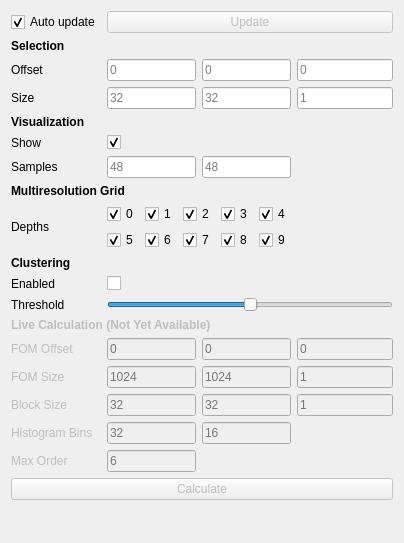
Before: the Qt Designer form include/ui/plugins/fdm_toolbox.ui in VRGroupRWTH/pli_view, drawn with Qt 5.
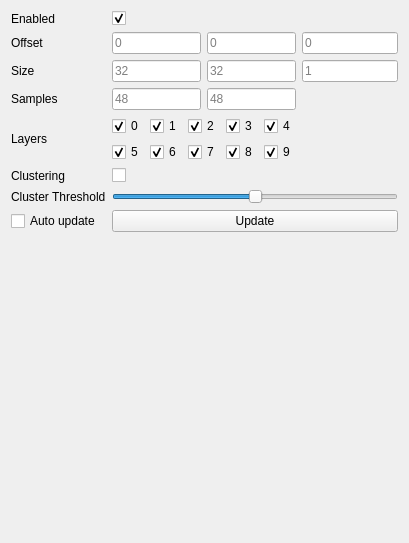
After: the same form once the commit is applied.

```diff
--- a/include/ui/plugins/fdm_toolbox.ui
+++ b/include/ui/plugins/fdm_toolbox.ui
@@ -6,7 +6,7 @@
    <rect>
     <x>0</x>
     <y>0</y>
-    <width>380</width>
+    <width>381</width>
     <height>543</height>
    </rect>
   </property>
@@ -14,215 +14,7 @@
    <string>Fiber Distribution Map Toolbox</string>
   </property>
   <layout class="QGridLayout" name="gridLayout">
-   <item row="15" column="3">
-    <widget class="QLineEdit" name="line_edit_block_size_z">
-     <property name="enabled">
-      <bool>false</bool>
-     </property>
-     <property name="sizePolicy">
-      <sizepolicy hsizetype="Expanding" vsizetype="Fixed">
-       <horstretch>1</horstretch>
-       <verstretch>0</verstretch>
-      </sizepolicy>
-     </property>
-     <property name="text">
-      <string/>
-     </property>
-     <property name="alignment">
-      <set>Qt::AlignLeading|Qt::AlignLeft|Qt::AlignVCenter</set>
-     </property>
-     <property name="placeholderText">
-      <string>1</string>
-     </property>
-    </widget>
-   </item>
-   <item row="18" column="0" colspan="4">
-    <widget class="QPushButton" name="button_calculate">
-     <property name="enabled">
-      <bool>false</bool>
-     </property>
-     <property name="sizePolicy">
-      <sizepolicy hsizetype="Expanding" vsizetype="Fixed">
-       <horstretch>0</horstretch>
-       <verstretch>0</verstretch>
-      </sizepolicy>
-     </property>
-     <property name="text">
-      <string>Calculate</string>
-     </property>
-    </widget>
-   </item>
-   <item row="17" column="0">
-    <widget class="QLabel" name="label_max_order">
-     <property name="enabled">
-      <bool>false</bool>
-     </property>
-     <property name="text">
-      <string>Max Order</string>
-     </property>
-    </widget>
-   </item>
-   <item row="16" column="0">
-    <widget class="QLabel" name="label_histogram_bins">
-     <property name="enabled">
-      <bool>false</bool>
-     </property>
-     <property name="text">
-      <string>Histogram Bins</string>
-     </property>
-    </widget>
-   </item>
-   <item row="16" column="1">
-    <widget class="QLineEdit" name="line_edit_histogram_bins_x">
-     <property name="enabled">
-      <bool>false</bool>
-     </property>
-     <property name="sizePolicy">
-      <sizepolicy hsizetype="Expanding" vsizetype="Fixed">
-       <horstretch>1</horstretch>
-       <verstretch>0</verstretch>
-      </sizepolicy>
-     </property>
-     <property name="text">
-      <string/>
-     </property>
-     <property name="alignment">
-      <set>Qt::AlignLeading|Qt::AlignLeft|Qt::AlignVCenter</set>
-     </property>
-     <property name="placeholderText">
-      <string>32</string>
-     </property>
-    </widget>
-   </item>
-   <item row="16" column="2">
-    <widget class="QLineEdit" name="line_edit_histogram_bins_y">
-     <property name="enabled">
-      <bool>false</bool>
-     </property>
-     <property name="sizePolicy">
-      <sizepolicy hsizetype="Expanding" vsizetype="Fixed">
-       <horstretch>1</horstretch>
-       <verstretch>0</verstretch>
-      </sizepolicy>
-     </property>
-     <property name="text">
-      <string/>
-     </property>
-     <property name="alignment">
-      <set>Qt::AlignLeading|Qt::AlignLeft|Qt::AlignVCenter</set>
-     </property>
-     <property name="placeholderText">
-      <string>16</string>
-     </property>
-    </widget>
-   </item>
-   <item row="17" column="1">
-    <widget class="QLineEdit" name="line_edit_max_order">
-     <property name="enabled">
-      <bool>false</bool>
-     </property>
-     <property name="sizePolicy">
-      <sizepolicy hsizetype="Expanding" vsizetype="Fixed">
-       <horstretch>1</horstretch>
-       <verstretch>0</verstretch>
-      </sizepolicy>
-     </property>
-     <property name="text">
-      <string/>
-     </property>
-     <property name="alignment">
-      <set>Qt::AlignLeading|Qt::AlignLeft|Qt::AlignVCenter</set>
-     </property>
-     <property name="placeholderText">
-      <string>6</string>
-     </property>
-    </widget>
-   </item>
-   <item row="3" column="1">
-    <widget class="QLineEdit" name="line_edit_size_x">
-     <property name="sizePolicy">
-      <sizepolicy hsizetype="Expanding" vsizetype="Fixed">
-       <horstretch>1</horstretch>
-       <verstretch>0</verstretch>
-      </sizepolicy>
-     </property>
-     <property name="text">
-      <string/>
-     </property>
-     <property name="alignment">
-      <set>Qt::AlignLeading|Qt::AlignLeft|Qt::AlignVCenter</set>
-     </property>
-     <property name="placeholderText">
-      <string>32</string>
-     </property>
-    </widget>
-   </item>
-   <item row="2" column="1">
-    <widget class="QLineEdit" name="line_edit_offset_x">
-     <property name="sizePolicy">
-      <sizepolicy hsizetype="Expanding" vsizetype="Fixed">
-       <horstretch>1</horstretch>
-       <verstretch>0</verstretch>
-      </sizepolicy>
-     </property>
-     <property name="text">
-      <string/>
-     </property>
-     <property name="alignment">
-      <set>Qt::AlignLeading|Qt::AlignLeft|Qt::AlignVCenter</set>
-     </property>
-     <property name="placeholderText">
-      <string>0</string>
-     </property>
-    </widget>
-   </item>
-   <item row="0" column="1" colspan="3">
-    <widget class="QPushButton" name="button_update">
-     <property name="enabled">
-      <bool>false</bool>
-     </property>
-     <property name="text">
-      <string>Update</string>
-     </property>
-    </widget>
-   </item>
-   <item row="2" column="3">
-    <widget class="QLineEdit" name="line_edit_offset_z">
-     <property name="sizePolicy">
-      <sizepolicy hsizetype="Expanding" vsizetype="Fixed">
-       <horstretch>1</horstretch>
-       <verstretch>0</verstretch>
-      </sizepolicy>
-     </property>
-     <property name="text">
-      <string/>
-     </property>
-     <property name="alignment">
-      <set>Qt::AlignLeading|Qt::AlignLeft|Qt::AlignVCenter</set>
-     </property>
-     <property name="placeholderText">
-      <string>0</string>
-     </property>
-    </widget>
-   </item>
-   <item row="3" column="0">
-    <widget class="QLabel" name="label_size">
-     <property name="text">
-      <string>Size</string>
-     </property>
-    </widget>
-   </item>
-   <item row="0" column="0">
-    <widget class="QCheckBox" name="checkbox_auto_update">
-     <property name="text">
-      <string>Auto update</string>
-     </property>
-     <property name="checked">
-      <bool>true</bool>
-     </property>
-    </widget>
-   </item>
-   <item row="2" column="2">
+   <item row="1" column="2">
     <widget class="QLineEdit" name="line_edit_offset_y">
      <property name="sizePolicy">
       <sizepolicy hsizetype="Expanding" vsizetype="Fixed">
@@ -241,116 +33,14 @@
      </property>
     </widget>
    </item>
-   <item row="3" column="2">
-    <widget class="QLineEdit" name="line_edit_size_y">
-     <property name="sizePolicy">
-      <sizepolicy hsizetype="Expanding" vsizetype="Fixed">
-       <horstretch>1</horstretch>
-       <verstretch>0</verstretch>
-      </sizepolicy>
-     </property>
-     <property name="text">
-      <string/>
-     </property>
-     <property name="alignment">
-      <set>Qt::AlignLeading|Qt::AlignLeft|Qt::AlignVCenter</set>
-     </property>
-     <property name="placeholderText">
-      <string>32</string>
-     </property>
-    </widget>
-   </item>
-   <item row="3" column="3">
-    <widget class="QLineEdit" name="line_edit_size_z">
-     <property name="sizePolicy">
-      <sizepolicy hsizetype="Expanding" vsizetype="Fixed">
-       <horstretch>1</horstretch>
-       <verstretch>0</verstretch>
-      </sizepolicy>
-     </property>
-     <property name="text">
-      <string/>
-     </property>
-     <property name="alignment">
-      <set>Qt::AlignLeading|Qt::AlignLeft|Qt::AlignVCenter</set>
-     </property>
-     <property name="placeholderText">
-      <string>1</string>
-     </property>
-    </widget>
-   </item>
-   <item row="4" column="0">
-    <widget class="QLabel" name="label_visualization">
-     <property name="sizePolicy">
-      <sizepolicy hsizetype="Expanding" vsizetype="Fixed">
-       <horstretch>1</horstretch>
-       <verstretch>0</verstretch>
-      </sizepolicy>
-     </property>
-     <property name="font">
-      <font>
-       <weight>75</weight>
-       <bold>true</bold>
-      </font>
-     </property>
-     <property name="text">
-      <string>Visualization</string>
-     </property>
-     <property name="alignment">
-      <set>Qt::AlignLeading|Qt::AlignLeft|Qt::AlignTop</set>
-     </property>
-    </widget>
-   </item>
-   <item row="5" column="0">
-    <widget class="QLabel" name="label_show">
-     <property name="text">
-      <string>Show</string>
-     </property>
-    </widget>
-   </item>
    <item row="1" column="0">
-    <widget class="QLabel" name="label_subset">
-     <property name="sizePolicy">
-      <sizepolicy hsizetype="Expanding" vsizetype="Fixed">
-       <horstretch>1</horstretch>
-       <verstretch>0</verstretch>
-      </sizepolicy>
-     </property>
-     <property name="font">
-      <font>
-       <weight>75</weight>
-       <bold>true</bold>
-      </font>
-     </property>
-     <property name="text">
-      <string>Selection</string>
-     </property>
-     <property name="alignment">
-      <set>Qt::AlignLeading|Qt::AlignLeft|Qt::AlignTop</set>
-     </property>
-    </widget>
-   </item>
-   <item row="2" column="0">
     <widget class="QLabel" name="label_offset">
      <property name="text">
       <string>Offset</string>
      </property>
     </widget>
    </item>
-   <item row="5" column="1">
-    <widget class="QCheckBox" name="checkbox_show">
-     <property name="layoutDirection">
-      <enum>Qt::LeftToRight</enum>
-     </property>
-     <property name="text">
-      <string/>
-     </property>
-     <property name="checked">
-      <bool>true</bool>
-     </property>
-    </widget>
-   </item>
-   <item row="6" column="0">
+   <item row="4" column="0">
     <widget class="QLabel" name="label_samples">
      <property name="enabled">
       <bool>true</bool>
@@ -360,11 +50,8 @@
      </property>
     </widget>
    </item>
-   <item row="6" column="1">
-    <widget class="QLineEdit" name="line_edit_samples_x">
-     <property name="enabled">
-      <bool>true</bool>
-     </property>
+   <item row="2" column="2">
+    <widget class="QLineEdit" name="line_edit_size_y">
      <property name="sizePolicy">
       <sizepolicy hsizetype="Expanding" vsizetype="Fixed">
        <horstretch>1</horstretch>
@@ -378,172 +65,12 @@
       <set>Qt::AlignLeading|Qt::AlignLeft|Qt::AlignVCenter</set>
      </property>
      <property name="placeholderText">
-      <string>48</string>
+      <string>32</string>
      </property>
     </widget>
    </item>
-   <item row="12" column="0" colspan="3">
-    <widget class="QLabel" name="label_live_calculation">
-     <property name="enabled">
-      <bool>false</bool>
-     </property>
-     <property name="sizePolicy">
-      <sizepolicy hsizetype="Expanding" vsizetype="Fixed">
-       <horstretch>1</horstretch>
-       <verstretch>0</verstretch>
-      </sizepolicy>
-     </property>
-     <property name="font">
-      <font>
-       <weight>75</weight>
-       <bold>true</bold>
-      </font>
-     </property>
-     <property name="text">
-      <string>Live Calculation (Not Yet Available)</string>
-     </property>
-     <property name="alignment">
-      <set>Qt::AlignLeading|Qt::AlignLeft|Qt::AlignTop</set>
-     </property>
-    </widget>
-   </item>
-   <item row="14" column="0">
-    <widget class="QLabel" name="label_fom_size">
-     <property name="enabled">
-      <bool>false</bool>
-     </property>
-     <property name="text">
-      <string>FOM Size</string>
-     </property>
-    </widget>
-   </item>
-   <item row="11" column="0">
-    <widget class="QLabel" name="label_threshold">
-     <property name="enabled">
-      <bool>true</bool>
-     </property>
-     <property name="text">
-      <string>Threshold</string>
-     </property>
-    </widget>
-   </item>
-   <item row="15" column="0">
-    <widget class="QLabel" name="label_block_size">
-     <property name="enabled">
-      <bool>false</bool>
-     </property>
-     <property name="text">
-      <string>Block Size</string>
-     </property>
-    </widget>
-   </item>
-   <item row="7" column="0" colspan="2">
-    <widget class="QLabel" name="label_multiresolution_grid">
-     <property name="sizePolicy">
-      <sizepolicy hsizetype="Expanding" vsizetype="Fixed">
-       <horstretch>1</horstretch>
-       <verstretch>0</verstretch>
-      </sizepolicy>
-     </property>
-     <property name="font">
-      <font>
-       <weight>75</weight>
-       <bold>true</bold>
-      </font>
-     </property>
-     <property name="text">
-      <string>Multiresolution Grid</string>
-     </property>
-     <property name="alignment">
-      <set>Qt::AlignLeading|Qt::AlignLeft|Qt::AlignTop</set>
-     </property>
-    </widget>
-   </item>
-   <item row="10" column="0">
-    <widget class="QLabel" name="label_clustering_enabled">
-     <property name="text">
-      <string>Enabled</string>
-     </property>
-    </widget>
-   </item>
-   <item row="6" column="2">
-    <widget class="QLineEdit" name="line_edit_samples_y">
-     <property name="enabled">
-      <bool>true</bool>
-     </property>
-     <property name="sizePolicy">
-      <sizepolicy hsizetype="Expanding" vsizetype="Fixed">
-       <horstretch>1</horstretch>
-       <verstretch>0</verstretch>
-      </sizepolicy>
-     </property>
-     <property name="text">
-      <string/>
-     </property>
-     <property name="alignment">
-      <set>Qt::AlignLeading|Qt::AlignLeft|Qt::AlignVCenter</set>
-     </property>
-     <property name="placeholderText">
-      <string>48</string>
-     </property>
-    </widget>
-   </item>
-   <item row="14" column="1">
-    <widget class="QLineEdit" name="line_edit_fom_size_x">
-     <property name="enabled">
-      <bool>false</bool>
-     </property>
-     <property name="sizePolicy">
-      <sizepolicy hsizetype="Expanding" vsizetype="Fixed">
-       <horstretch>1</horstretch>
-       <verstretch>0</verstretch>
-      </sizepolicy>
-     </property>
-     <property name="text">
-      <string/>
-     </property>
-     <property name="alignment">
-      <set>Qt::AlignLeading|Qt::AlignLeft|Qt::AlignVCenter</set>
-     </property>
-     <property name="placeholderText">
-      <string>1024</string>
-     </property>
-    </widget>
-   </item>
-   <item row="8" column="0">
-    <widget class="QLabel" name="label_depths">
-     <property name="text">
-      <string>Depths</string>
-     </property>
-    </widget>
-   </item>
-   <item row="13" column="3">
-    <widget class="QLineEdit" name="line_edit_fom_offset_z">
-     <property name="enabled">
-      <bool>false</bool>
-     </property>
-     <property name="sizePolicy">
-      <sizepolicy hsizetype="Expanding" vsizetype="Fixed">
-       <horstretch>1</horstretch>
-       <verstretch>0</verstretch>
-      </sizepolicy>
-     </property>
-     <property name="text">
-      <string/>
-     </property>
-     <property name="alignment">
-      <set>Qt::AlignLeading|Qt::AlignLeft|Qt::AlignVCenter</set>
-     </property>
-     <property name="placeholderText">
-      <string>0</string>
-     </property>
-    </widget>
-   </item>
-   <item row="14" column="3">
-    <widget class="QLineEdit" name="line_edit_fom_size_z">
-     <property name="enabled">
-      <bool>false</bool>
-     </property>
+   <item row="2" column="3">
+    <widget class="QLineEdit" name="line_edit_size_z">
      <property name="sizePolicy">
       <sizepolicy hsizetype="Expanding" vsizetype="Fixed">
        <horstretch>1</horstretch>
@@ -561,27 +88,34 @@
      </property>
     </widget>
    </item>
-   <item row="10" column="1">
-    <widget class="QCheckBox" name="checkbox_clustering_enabled">
-     <property name="enabled">
-      <bool>true</bool>
-     </property>
-     <property name="layoutDirection">
-      <enum>Qt::LeftToRight</enum>
+   <item row="1" column="3">
+    <widget class="QLineEdit" name="line_edit_offset_z">
+     <property name="sizePolicy">
+      <sizepolicy hsizetype="Expanding" vsizetype="Fixed">
+       <horstretch>1</horstretch>
+       <verstretch>0</verstretch>
+      </sizepolicy>
      </property>
      <property name="text">
       <string/>
      </property>
-     <property name="checked">
-      <bool>false</bool>
+     <property name="alignment">
+      <set>Qt::AlignLeading|Qt::AlignLeft|Qt::AlignVCenter</set>
      </property>
+     <property name="placeholderText">
+      <string>0</string>
+     </property>
     </widget>
    </item>
-   <item row="15" column="1">
-    <widget class="QLineEdit" name="line_edit_block_size_x">
-     <property name="enabled">
-      <bool>false</bool>
+   <item row="2" column="0">
+    <widget class="QLabel" name="label_size">
+     <property name="text">
+      <string>Size</string>
      </property>
+    </widget>
+   </item>
+   <item row="2" column="1">
+    <widget class="QLineEdit" name="line_edit_size_x">
      <property name="sizePolicy">
       <sizepolicy hsizetype="Expanding" vsizetype="Fixed">
        <horstretch>1</horstretch>
@@ -599,11 +133,8 @@
      </property>
     </widget>
    </item>
-   <item row="14" column="2">
-    <widget class="QLineEdit" name="line_edit_fom_size_y">
-     <property name="enabled">
-      <bool>false</bool>
-     </property>
+   <item row="1" column="1">
+    <widget class="QLineEdit" name="line_edit_offset_x">
      <property name="sizePolicy">
       <sizepolicy hsizetype="Expanding" vsizetype="Fixed">
        <horstretch>1</horstretch>
@@ -617,11 +148,11 @@
       <set>Qt::AlignLeading|Qt::AlignLeft|Qt::AlignVCenter</set>
      </property>
      <property name="placeholderText">
-      <string>1024</string>
+      <string>0</string>
      </property>
     </widget>
    </item>
-   <item row="11" column="1" colspan="3">
+   <item row="7" column="1" colspan="3">
     <widget class="QSlider" name="slider_clustering_threshold">
      <property name="maximum">
       <number>1000</number>
@@ -634,7 +165,144 @@
      </property>
     </widget>
    </item>
-   <item row="8" column="1" colspan="2">
+   <item row="6" column="1">
+    <widget class="QCheckBox" name="checkbox_clustering_enabled">
+     <property name="enabled">
+      <bool>true</bool>
+     </property>
+     <property name="layoutDirection">
+      <enum>Qt::LeftToRight</enum>
+     </property>
+     <property name="text">
+      <string/>
+     </property>
+     <property name="checked">
+      <bool>false</bool>
+     </property>
+    </widget>
+   </item>
+   <item row="4" column="1">
+    <widget class="QLineEdit" name="line_edit_samples_x">
+     <property name="enabled">
+      <bool>true</bool>
+     </property>
+     <property name="sizePolicy">
+      <sizepolicy hsizetype="Expanding" vsizetype="Fixed">
+       <horstretch>1</horstretch>
+       <verstretch>0</verstretch>
+      </sizepolicy>
+     </property>
+     <property name="text">
+      <string/>
+     </property>
+     <property name="alignment">
+      <set>Qt::AlignLeading|Qt::AlignLeft|Qt::AlignVCenter</set>
+     </property>
+     <property name="placeholderText">
+      <string>48</string>
+     </property>
+    </widget>
+   </item>
+   <item row="4" column="2">
+    <widget class="QLineEdit" name="line_edit_samples_y">
+     <property name="enabled">
+      <bool>true</bool>
+     </property>
+     <property name="sizePolicy">
+      <sizepolicy hsizetype="Expanding" vsizetype="Fixed">
+       <horstretch>1</horstretch>
+       <verstretch>0</verstretch>
+      </sizepolicy>
+     </property>
+     <property name="text">
+      <string/>
+     </property>
+     <property name="alignment">
+      <set>Qt::AlignLeading|Qt::AlignLeft|Qt::AlignVCenter</set>
+     </property>
+     <property name="placeholderText">
+      <string>48</string>
+     </property>
+    </widget>
+   </item>
+   <item row="6" column="0">
+    <widget class="QLabel" name="label_clustering_enabled">
+     <property name="text">
+      <string>Clustering</string>
+     </property>
+    </widget>
+   </item>
+   <item row="5" column="0">
+    <widget class="QLabel" name="label_depths">
+     <property name="text">
+      <string>Layers</string>
+     </property>
+    </widget>
+   </item>
+   <item row="7" column="0">
+    <widget class="QLabel" name="label_threshold">
+     <property name="enabled">
+      <bool>true</bool>
+     </property>
+     <property name="text">
+      <string>Cluster Threshold</string>
+     </property>
+    </widget>
+   </item>
+   <item row="8" column="0">
+    <widget class="QCheckBox" name="checkbox_auto_update">
+     <property name="text">
+      <string>Auto update</string>
+     </property>
+     <property name="checked">
+      <bool>false</bool>
+     </property>
+    </widget>
+   </item>
+   <item row="9" column="3">
+    <spacer name="spacer">
+     <property name="orientation">
+      <enum>Qt::Vertical</enum>
+     </property>
+     <property name="sizeHint" stdset="0">
+      <size>
+       <width>96</width>
+       <height>67</height>
+      </size>
+     </property>
+    </spacer>
+   </item>
+   <item row="8" column="1" colspan="3">
+    <widget class="QPushButton" name="button_update">
+     <property name="enabled">
+      <bool>true</bool>
+     </property>
+     <property name="text">
+      <string>Update</string>
+     </property>
+    </widget>
+   </item>
+   <item row="0" column="1">
+    <widget class="QCheckBox" name="checkbox_enabled">
+     <property name="layoutDirection">
+      <enum>Qt::LeftToRight</enum>
+     </property>
+     <property name="text">
+      <string/>
+     </property>
+     <property name="checked">
+      <bool>true</bool>
+     </property>
+    </widget>
+   </item>
+   <item row="0" column="0">
+    <widget class="QLabel" name="label_enabled">
+     <property name="text">
+      <string>Enabled</string>
+     </property>
+    </widget>
+   </item>
+   <item row="5" column="1" colspan="2">
     <layout class="QGridLayout" name="layout_depth_checkboxes">
      <item row="0" column="0">
       <widget class="QCheckBox" name="checkbox_depth_0">
@@ -738,117 +406,6 @@
      </item>
     </layout>
    </item>
-   <item row="13" column="0">
-    <widget class="QLabel" name="label_fom_offset">
-     <property name="enabled">
-      <bool>false</bool>
-     </property>
-     <property name="text">
-      <string>FOM Offset</string>
-     </property>
-    </widget>
-   </item>
-   <item row="13" column="2">
-    <widget class="QLineEdit" name="line_edit_fom_offset_y">
-     <property name="enabled">
-      <bool>false</bool>
-     </property>
-     <property name="sizePolicy">
-      <sizepolicy hsizetype="Expanding" vsizetype="Fixed">
-       <horstretch>1</horstretch>
-       <verstretch>0</verstretch>
-      </sizepolicy>
-     </property>
-     <property name="text">
-      <string/>
-     </property>
-     <property name="alignment">
-      <set>Qt::AlignLeading|Qt::AlignLeft|Qt::AlignVCenter</set>
-     </property>
-     <property name="placeholderText">
-      <string>0</string>
-     </property>
-    </widget>
-   </item>
-   <item row="9" column="0">
-    <widget class="QLabel" name="label_clustering">
-     <property name="sizePolicy">
-      <sizepolicy hsizetype="Expanding" vsizetype="Fixed">
-       <horstretch>1</horstretch>
-       <verstretch>0</verstretch>
-      </sizepolicy>
-     </property>
-     <property name="font">
-      <font>
-       <weight>75</weight>
-       <bold>true</bold>
-      </font>
-     </property>
-     <property name="text">
-      <string>Clustering</string>
-     </property>
-     <property name="alignment">
-      <set>Qt::AlignLeading|Qt::AlignLeft|Qt::AlignTop</set>
-     </property>
-    </widget>
-   </item>
-   <item row="15" column="2">
-    <widget class="QLineEdit" name="line_edit_block_size_y">
-     <property name="enabled">
-      <bool>false</bool>
-     </property>
-     <property name="sizePolicy">
-      <sizepolicy hsizetype="Expanding" vsizetype="Fixed">
-       <horstretch>1</horstretch>
-       <verstretch>0</verstretch>
-      </sizepolicy>
-     </property>
-     <property name="text">
-      <string/>
-     </property>
-     <property name="alignment">
-      <set>Qt::AlignLeading|Qt::AlignLeft|Qt::AlignVCenter</set>
-     </property>
-     <property name="placeholderText">
-      <string>32</string>
-     </property>
-    </widget>
-   </item>
-   <item row="13" column="1">
-    <widget class="QLineEdit" name="line_edit_fom_offset_x">
-     <property name="enabled">
-      <bool>false</bool>
-     </property>
-     <property name="sizePolicy">
-      <sizepolicy hsizetype="Expanding" vsizetype="Fixed">
-       <horstretch>1</horstretch>
-       <verstretch>0</verstretch>
-      </sizepolicy>
-     </property>
-     <property name="text">
-      <string/>
-     </property>
-     <property name="alignment">
-      <set>Qt::AlignLeading|Qt::AlignLeft|Qt::AlignVCenter</set>
-     </property>
-     <property name="placeholderText">
-      <string>0</string>
-     </property>
-    </widget>
-   </item>
-   <item row="20" column="3">
-    <spacer name="spacer">
-     <property name="orientation">
-      <enum>Qt::Vertical</enum>
-     </property>
-     <property name="sizeHint" stdset="0">
-      <size>
-       <width>96</width>
-       <height>67</height>
-      </size>
-     </property>
-    </spacer>
-   </item>
   </layout>
  </widget>
  <tabstops>
```
Left out of the diff: 134 changed lines with no effect on the pictures.
